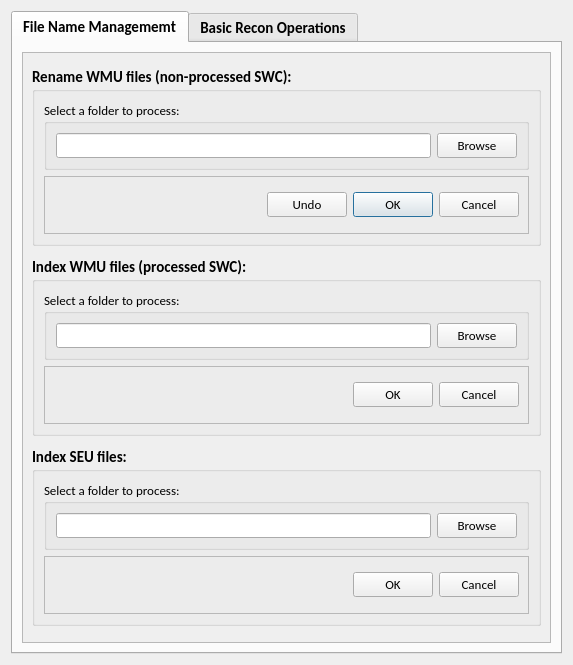
Above: hackathon/MK/swcRename/renameSWC.ui from Vaa3D/vaa3d_tools before the change. Below: the same form after it.
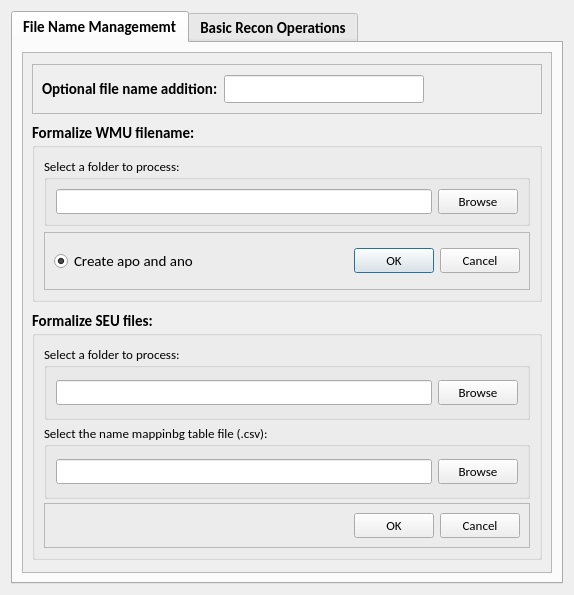
That is the form after the change.

What changed in the file:
```diff
--- a/hackathon/MK/swcRename/renameSWC.ui
+++ b/hackathon/MK/swcRename/renameSWC.ui
@@ -6,8 +6,8 @@
    <rect>
     <x>0</x>
     <y>0</y>
-    <width>573</width>
-    <height>665</height>
+    <width>574</width>
+    <height>595</height>
    </rect>
   </property>
   <property name="font">
@@ -52,11 +52,77 @@
            <rect>
             <x>0</x>
             <y>0</y>
-            <width>521</width>
-            <height>584</height>
+            <width>522</width>
+            <height>514</height>
            </rect>
           </property>
           <layout class="QVBoxLayout" name="verticalLayout_6">
+           <item>
+            <widget class="QFrame" name="frame_6">
+             <property name="minimumSize">
+              <size>
+               <width>0</width>
+               <height>50</height>
+              </size>
+             </property>
+             <property name="maximumSize">
+              <size>
+               <width>16777215</width>
+               <height>50</height>
+              </size>
+             </property>
+             <property name="frameShape">
+              <enum>QFrame::StyledPanel</enum>
+             </property>
+             <property name="frameShadow">
+              <enum>QFrame::Raised</enum>
+             </property>
+             <layout class="QHBoxLayout" name="horizontalLayout_10">
+              <item>
+               <widget class="QLabel" name="label_4">
+                <property name="text">
+                 <string>Optional file name addition:</string>
+                </property>
+               </widget>
+              </item>
+              <item>
+               <widget class="QLineEdit" name="lineEdit_8">
+                <property name="minimumSize">
+                 <size>
+                  <width>200</width>
+                  <height>0</height>
+                 </size>
+                </property>
+                <property name="maximumSize">
+                 <size>
+                  <width>250</width>
+                  <height>16777215</height>
+                 </size>
+                </property>
+                <property name="font">
+                 <font>
+                  <weight>50</weight>
+                  <bold>false</bold>
+                 </font>
+                </property>
+               </widget>
+              </item>
+              <item>
+               <spacer name="horizontalSpacer_7">
+                <property name="orientation">
+                 <enum>Qt::Horizontal</enum>
+                </property>
+                <property name="sizeHint" stdset="0">
+                 <size>
+                  <width>40</width>
+                  <height>20</height>
+                 </size>
+                </property>
+               </spacer>
+              </item>
+             </layout>
+            </widget>
+           </item>
            <item>
             <widget class="QGroupBox" name="groupBox_2">
              <property name="maximumSize">
@@ -76,7 +142,7 @@
               <string/>
              </property>
              <property name="title">
-              <string>Rename WMU files (non-processed SWC):</string>
+              <string>Formalize WMU filename:</string>
              </property>
              <property name="flat">
               <bool>false</bool>
@@ -168,6 +234,22 @@
                  <enum>QFrame::Raised</enum>
                 </property>
                 <layout class="QHBoxLayout" name="horizontalLayout_2">
+                 <item>
+                  <widget class="QRadioButton" name="radioButton">
+                   <property name="font">
+                    <font>
+                     <weight>50</weight>
+                     <bold>false</bold>
+                    </font>
+                   </property>
+                   <property name="text">
+                    <string>Create apo and ano</string>
+                   </property>
+                   <property name="checked">
+                    <bool>true</bool>
+                   </property>
+                  </widget>
+                 </item>
                  <item>
                   <spacer name="horizontalSpacer">
                    <property name="orientation">
@@ -181,26 +263,6 @@
                    </property>
                   </spacer>
                  </item>
-                 <item>
-                  <widget class="QPushButton" name="pushButton_2">
-                   <property name="maximumSize">
-                    <size>
-                     <width>80</width>
-                     <height>16777215</height>
-                    </size>
-                   </property>
-                   <property name="font">
-                    <font>
-                     <pointsize>10</pointsize>
-                     <weight>50</weight>
-                     <bold>false</bold>
-                    </font>
-                   </property>
-                   <property name="text">
-                    <string>Undo</string>
-                   </property>
-                  </widget>
-                 </item>
                  <item>
                   <widget class="QDialogButtonBox" name="buttonBox">
                    <property name="maximumSize">
@@ -230,156 +292,18 @@
              </layout>
             </widget>
            </item>
-           <item>
-            <widget class="QGroupBox" name="groupBox_5">
-             <property name="maximumSize">
-              <size>
-               <width>16777215</width>
-               <height>180</height>
-              </size>
-             </property>
-             <property name="font">
-              <font>
-               <pointsize>11</pointsize>
-               <weight>75</weight>
-               <bold>true</bold>
-              </font>
-             </property>
-             <property name="whatsThis">
-              <string>&lt;html&gt;&lt;head/&gt;&lt;body&gt;&lt;p&gt;&lt;span style=&quot; font-size:9pt;&quot;&gt;This will create a new folder [renamed_indexed] in which new ano, apo, and swc files named with Allen's formal name pattern will be generated. A csv file named [formalName_WMU_map] that provides new-old name lookup table will also be created.&lt;/span&gt;&lt;br/&gt;&lt;/p&gt;&lt;p&gt;&lt;span style=&quot; font-size:9pt;&quot;&gt;Note, the input has to be &lt;/span&gt;&lt;span style=&quot; font-size:9pt; font-weight:600;&quot;&gt;processed&lt;/span&gt;&lt;span style=&quot; font-size:9pt;&quot;&gt;.&lt;/span&gt;&lt;/p&gt;&lt;/body&gt;&lt;/html&gt;</string>
-             </property>
-             <property name="title">
-              <string>Index WMU files (processed SWC):</string>
-             </property>
-             <layout class="QVBoxLayout" name="verticalLayout_4">
-              <item>
-               <widget class="QGroupBox" name="groupBox_6">
-                <property name="maximumSize">
-                 <size>
-                  <width>500</width>
-                  <height>16777215</height>
-                 </size>
-                </property>
-                <property name="font">
-                 <font>
-                  <family>Calibri</family>
-                  <pointsize>10</pointsize>
-                  <weight>50</weight>
-                  <bold>false</bold>
-                 </font>
-                </property>
-                <property name="title">
-                 <string>Select a folder to process:</string>
-                </property>
-                <layout class="QHBoxLayout" name="horizontalLayout_5">
-                 <item>
-                  <widget class="QLineEdit" name="lineEdit_3">
-                   <property name="minimumSize">
-                    <size>
-                     <width>350</width>
-                     <height>0</height>
-                    </size>
-                   </property>
-                   <property name="maximumSize">
-                    <size>
-                     <width>400</width>
-                     <height>16777215</height>
-                    </size>
-                   </property>
-                   <property name="font">
-                    <font>
-                     <weight>50</weight>
-                     <bold>false</bold>
-                    </font>
-                   </property>
-                  </widget>
-                 </item>
-                 <item>
-                  <widget class="QPushButton" name="pushButton_4">
-                   <property name="maximumSize">
-                    <size>
-                     <width>80</width>
-                     <height>16777215</height>
-                    </size>
-                   </property>
-                   <property name="font">
-                    <font>
-                     <pointsize>10</pointsize>
-                     <weight>50</weight>
-                     <bold>false</bold>
-                    </font>
-                   </property>
-                   <property name="text">
-                    <string>Browse</string>
-                   </property>
-                  </widget>
-                 </item>
-                </layout>
-               </widget>
-              </item>
-              <item>
-               <widget class="QFrame" name="frame_3">
-                <property name="maximumSize">
-                 <size>
-                  <width>500</width>
-                  <height>16777215</height>
-                 </size>
-                </property>
-                <property name="frameShape">
-                 <enum>QFrame::StyledPanel</enum>
-                </property>
-                <property name="frameShadow">
-                 <enum>QFrame::Raised</enum>
-                </property>
-                <layout class="QHBoxLayout" name="horizontalLayout_6">
-                 <item>
-                  <spacer name="horizontalSpacer_3">
-                   <property name="orientation">
-                    <enum>Qt::Horizontal</enum>
-                   </property>
-                   <property name="sizeHint" stdset="0">
-                    <size>
-                     <width>259</width>
-                     <height>20</height>
-                    </size>
-                   </property>
-                  </spacer>
-                 </item>
-                 <item>
-                  <widget class="QDialogButtonBox" name="buttonBox_3">
-                   <property name="maximumSize">
-                    <size>
-                     <width>180</width>
-                     <height>16777215</height>
-                    </size>
-                   </property>
-                   <property name="font">
-                    <font>
-                     <pointsize>10</pointsize>
-                     <weight>50</weight>
-                     <bold>false</bold>
-                    </font>
-                   </property>
-                   <property name="orientation">
-                    <enum>Qt::Horizontal</enum>
-                   </property>
-                   <property name="standardButtons">
-                    <set>QDialogButtonBox::Cancel|QDialogButtonBox::Ok</set>
-                   </property>
-                  </widget>
-                 </item>
-                </layout>
-               </widget>
-              </item>
-             </layout>
-            </widget>
-           </item>
            <item>
             <widget class="QGroupBox" name="groupBox_3">
+             <property name="minimumSize">
+              <size>
+               <width>0</width>
+               <height>245</height>
+              </size>
+             </property>
              <property name="maximumSize">
               <size>
                <width>16777215</width>
-               <height>180</height>
+               <height>250</height>
               </size>
              </property>
              <property name="font">
@@ -393,11 +317,17 @@
               <string>&lt;html&gt;&lt;head/&gt;&lt;body&gt;&lt;p&gt;&lt;span style=&quot; font-size:9pt;&quot;&gt;Similar to 'Index WMU files (processed SWC)', this creates a new folder [renamed_indexed] in which new ano, apo, and swc files named with Allen's formal name pattern will be generated. A csv file named [formalName_SEU_map] that provides new-old name lookup table will also be created.&lt;/span&gt;&lt;br/&gt;&lt;/p&gt;&lt;p&gt;&lt;span style=&quot; font-size:9pt;&quot;&gt;Note, this assumes all SEU's SWC files are already&lt;/span&gt;&lt;span style=&quot; font-size:9pt; font-weight:600;&quot;&gt; processed&lt;/span&gt;&lt;span style=&quot; font-size:9pt;&quot;&gt;.&lt;/span&gt;&lt;/p&gt;&lt;/body&gt;&lt;/html&gt;</string>
              </property>
              <property name="title">
-              <string>Index SEU files:</string>
+              <string>Formalize SEU files:</string>
              </property>
              <layout class="QVBoxLayout" name="verticalLayout_2">
               <item>
                <widget class="QGroupBox" name="groupBox_4">
+                <property name="minimumSize">
+                 <size>
+                  <width>0</width>
+                  <height>75</height>
+                 </size>
+                </property>
                 <property name="maximumSize">
                  <size>
                   <width>500</width>
@@ -455,6 +385,71 @@
                 </layout>
                </widget>
               </item>
+              <item>
+               <widget class="QGroupBox" name="groupBox_9">
+                <property name="minimumSize">
+                 <size>
+                  <width>0</width>
+                  <height>75</height>
+                 </size>
+                </property>
+                <property name="maximumSize">
+                 <size>
+                  <width>500</width>
+                  <height>16777215</height>
+                 </size>
+                </property>
+                <property name="font">
+                 <font>
+                  <family>Calibri</family>
+                  <pointsize>10</pointsize>
+                  <weight>50</weight>
+                  <bold>false</bold>
+                 </font>
+                </property>
+                <property name="title">
+                 <string>Select the name mappinbg table file (.csv):</string>
+                </property>
+                <layout class="QHBoxLayout" name="horizontalLayout_11">
+                 <item>
+                  <widget class="QLineEdit" name="lineEdit_9">
+                   <property name="minimumSize">
+                    <size>
+                     <width>350</width>
+                     <height>0</height>
+                    </size>
+                   </property>
+                   <property name="maximumSize">
+                    <size>
+                     <width>10000</width>
+                     <height>16777215</height>
+                    </size>
+                   </property>
+                   <property name="font">
+                    <font>
+                     <weight>50</weight>
+                     <bold>false</bold>
+                    </font>
+                   </property>
+                  </widget>
+                 </item>
+                 <item>
+                  <widget class="QPushButton" name="pushButton_6">
+                   <property name="font">
+                    <font>
+                     <pointsize>10</pointsize>
+                     <weight>50</weight>
+                     <bold>false</bold>
+                    </font>
+                   </property>
+                   <property name="text">
+                    <string>Browse</string>
+                   </property>
+                  </widget>
+                 </item>
+                </layout>
+               </widget>
+              </item>
               <item>
                <widget class="QFrame" name="frame_2">
                 <property name="maximumSize">
```
Left out of the diff: 112 changed lines with no effect on the pictures.
